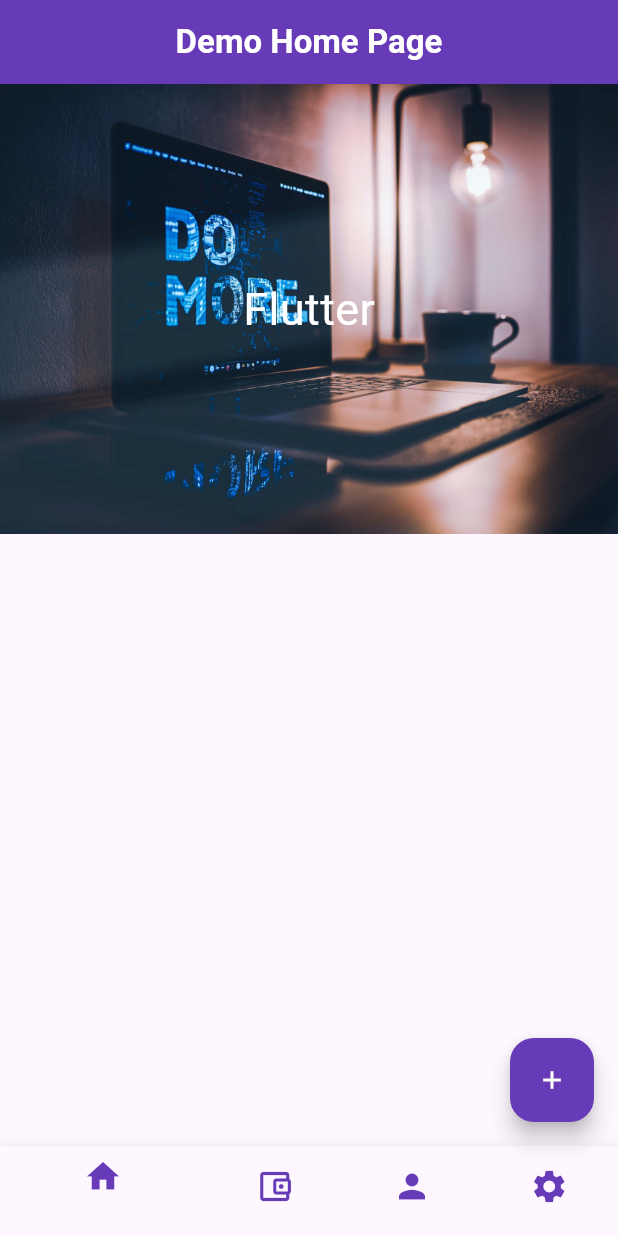
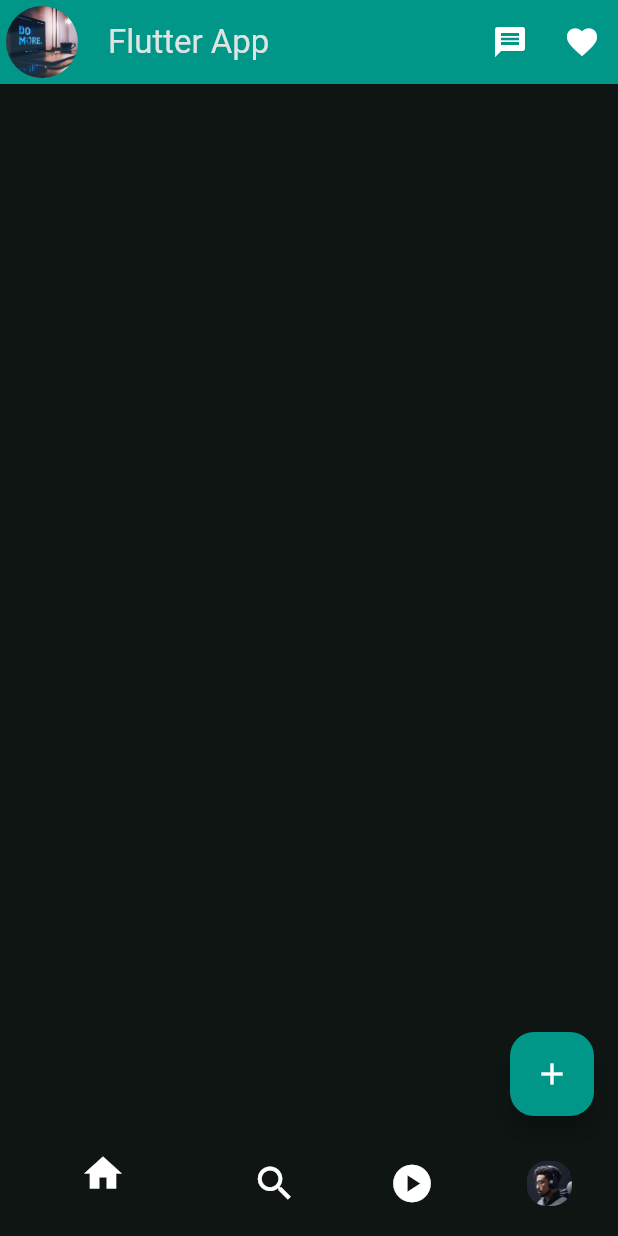
Before and after one commit to Eustachekamala/Flutter-Course, a Flutter app: the screen it shows after launch, on a phone screen of 412 x 824 dp. Run offline on Flutter 3.47's test engine with Material 3 defaults, Android fonts, the phone set to English and light mode, and no system bars; our stand-ins replace flutter_slidable, hive, hive_flutter; accounts and stored records are empty.

Commit message:
made a home page

```diff
--- a/second_app/lib/main.dart
+++ b/second_app/lib/main.dart
@@ -11,76 +11,73 @@ class MyApp extends StatelessWidget{
   Widget build(BuildContext context) {
     return MaterialApp(
       debugShowCheckedModeBanner: false,
+      theme: ThemeData(
+        colorScheme: ColorScheme.fromSeed(
+            seedColor: Colors.teal,
+            brightness: Brightness.dark
+        )
+      ),
       home: Scaffold(
         appBar: AppBar(
-          title: Center(
-            child: Text(
-              'Demo Home Page',
-              style: TextStyle(
-                fontWeight: FontWeight.bold,
-                    color: Colors.white
+          title: Text('Flutter App'),
+          centerTitle: false,
+          leading: Padding(
+            padding: const EdgeInsets.all(4),
+            child: ClipRRect(
+              borderRadius: BorderRadius.circular(50.0),
+              child: Image.asset(
+                'assets/images/bg.jpg',
+                width: 30,
+                height: 30,
+                fit: BoxFit.cover,
               ),
             ),
           ),
-          backgroundColor: Colors.deepPurple,
+          actions: [
+            IconButton(
+              onPressed: (){},
+              icon: Icon(Icons.message, size: 24, color: Colors.white,),
+            ),
+            IconButton(
+              onPressed: (){},
+              icon: Icon(Icons.favorite, size: 24, color: Colors.white,),
+            ),
+          ],
+          backgroundColor: Colors.teal,
         ),
+
         floatingActionButton: FloatingActionButton(
           onPressed: (){},
-          backgroundColor: Colors.deepPurple,
-          autofocus: WidgetsApp.showPerformanceOverlayOverride,
-          child: Icon(Icons.add, size: 20, color: Colors.white,),
+          backgroundColor: Colors.teal,
+          child: Icon(Icons.add, color: Colors.white,),
         ),
-        body: Stack(
-          children: [
-            Image.asset(
-                'assets/images/bg.jpg',
-                fit: BoxFit.cover,
-                height: 300,
-            ),
-            SizedBox(
-              height: 300,
-              child: Center(
-                child: Text(
-                  'Flutter',
-                  style: TextStyle(
-                      color: Colors.white,
-                      fontSize: 30),),
+        bottomNavigationBar: BottomNavigationBar(
+            items: [
+              BottomNavigationBarItem(
+                  icon: Icon(Icons.home, size: 30, color: Colors.white,),
+                  label: 'Home',
               ),
-            )
-          ],
-        ),
-        bottomNavigationBar: BottomNavigationBar(items: [
-          //home button
-          BottomNavigationBarItem(
-              icon: Icon(
-                Icons.home,
-                size: 26, color:
-              Colors.deepPurple,),
-              label: 'Home'),
-
-          //about
-          BottomNavigationBarItem(
-              icon: Icon(
-                Icons.account_balance_wallet_outlined,
-                size: 26, color: Colors.deepPurple,),
-              label: 'About'),
-
-          //Profile
-          BottomNavigationBarItem(
-              icon: Icon(
-                Icons.person,
-                size: 26,
-                color: Colors.deepPurple,),
-              label: 'Profile'),
-
-          //settings
-          BottomNavigationBarItem(
-              icon: Icon(
-                Icons.settings,
-                size: 26,
-                color: Colors.deepPurple,),
-              label: 'Settings'),
-        ]),
+              BottomNavigationBarItem(
+                icon: Icon(Icons.search, size: 30, color: Colors.white,),
+                label: 'Search',
+              ),
+              BottomNavigationBarItem(
+                icon: Icon(Icons.play_circle, size: 30, color: Colors.white,),
+                label: 'Reels',
+              ),
+              BottomNavigationBarItem(
+                icon: ClipRRect(
+                  borderRadius: BorderRadius.circular(13.0),
+                  child: Image.asset(
+                    'assets/images/Jared.jpeg',
+                    width: 30,
+                    height: 30,
+                    fit: BoxFit.cover,
+                  ),
+                ),
+                label: 'Profile',
+              )
+            ]),
       ),
     );
   }
```
Also changed, not shown: second_app/assets/images/Jared.jpeg (added).
